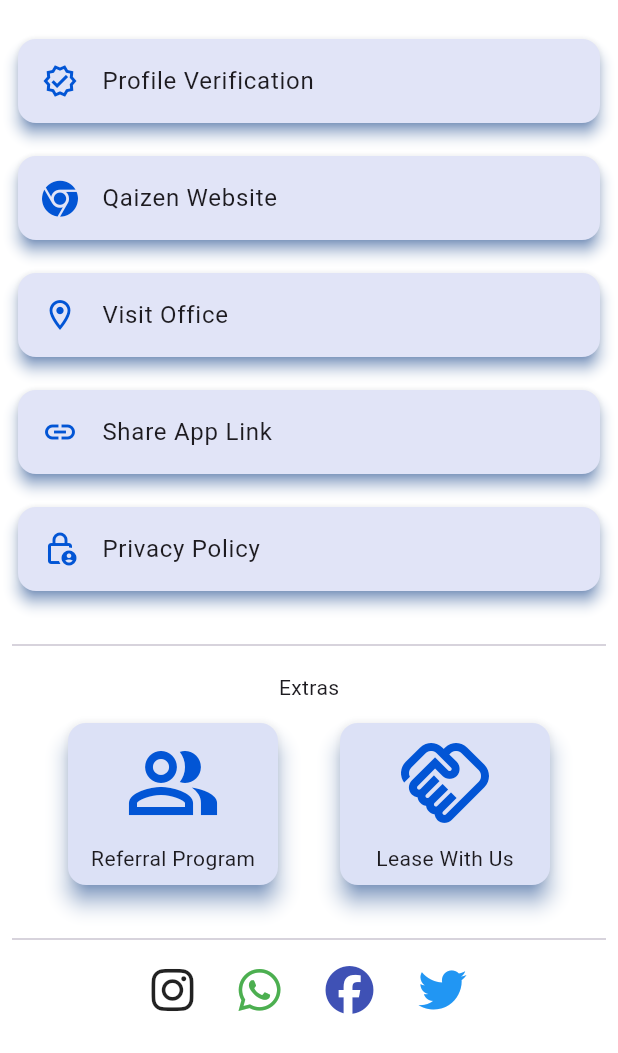
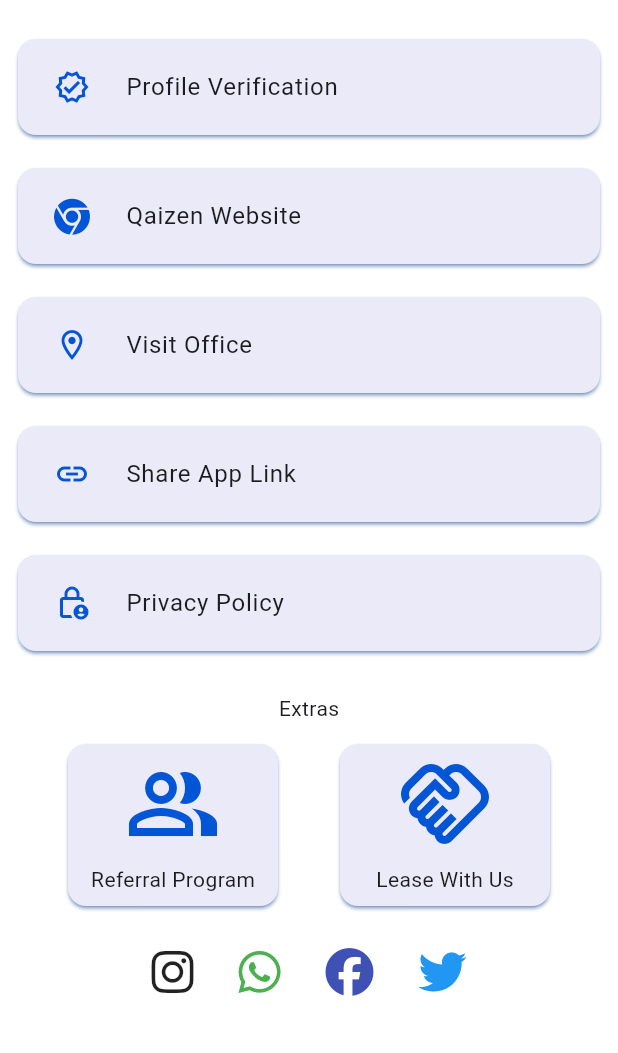
Before and after one commit to SamuelWakoli/qaizen_car_rental, a Flutter app: the MorePage widget shown alone on an empty page, opened directly, on a phone screen of 412 x 824 dp. Shown: the top 1053 px of the screen. Run offline on Flutter 3.47's test engine with Material 2 defaults, Android fonts, the phone set to English and light mode, and no system bars; our stand-ins replace cached_network_image, cloud_firestore, easy_dynamic_theme, firebase_auth, firebase_core, firebase_storage and 8 more; missing offline and left inert: bottom_bar_page_transition, firebase_ui_auth, firebase_ui_oauth_google, flutter_phone_direct_caller, location_picker_flutter_map; accounts and stored records are empty; network calls fail.

Commit message:
improved UI

```diff
--- a/lib/shared/theming.dart
+++ b/lib/shared/theming.dart
@@ -16,7 +16,7 @@ class Theming {
       indicatorColor: Constants().primaryColor(),
       visualDensity: VisualDensity.adaptivePlatformDensity,
       cardTheme: CardTheme(
-        elevation: 8,
+        elevation: 1,
         shadowColor: Constants().primaryColor(),
         surfaceTintColor: Constants().primaryColor(),
       ),
@@ -78,7 +78,7 @@ class Theming {
       indicatorColor: Constants().primaryColorDark(),
       visualDensity: VisualDensity.adaptivePlatformDensity,
       cardTheme: CardTheme(
-        elevation: 8,
+        elevation: 1,
         shadowColor: Constants().primaryColorDark(),
         surfaceTintColor: Constants().primaryColorDark(),
       ),
--- a/lib/ui/pages/more_page.dart
+++ b/lib/ui/pages/more_page.dart
@@ -20,7 +20,6 @@ class MorePage extends StatefulWidget {
 }
 
 class _MorePageState extends State<MorePage> {
-  final _topCardsElevation = 4.0, _lowCardsElevation = 6.0;
   var _iconColor = Constants().primaryColor();
 
   Future<void> _openLink(url) async {
@@ -43,10 +42,32 @@ class _MorePageState extends State<MorePage> {
 
   @override
   Widget build(BuildContext context) {
-    bool _isDarkModeOn = Theme.of(context).brightness == Brightness.dark;
+    bool isDarkModeOn = Theme.of(context).brightness == Brightness.dark;
 
-    if (_isDarkModeOn) {
+    if (isDarkModeOn) {
       _iconColor = Constants().primaryColorDark();
+    }
+
+    listItem({required icon, required String title, required onTap}) {
+      return SizedBox(
+        width: 400,
+        child: Card(
+          child: ListTile(
+            leading: Padding(
+              padding: const EdgeInsets.all(8.0),
+              child: Icon(
+                icon,
+                color: _iconColor,
+              ),
+            ),
+            title: Padding(
+              padding: const EdgeInsets.only(top: 12.0, bottom: 12.0),
+              child: Text(title),
+            ),
+            onTap: () => onTap,
+          ),
+        ),
+      );
     }
 
     return SingleChildScrollView(
@@ -56,81 +77,45 @@ class _MorePageState extends State<MorePage> {
           mainAxisAlignment: MainAxisAlignment.spaceEvenly,
           children: [
             const SizedBox(height: 14),
-            Card(
-              elevation: _topCardsElevation,
-              child: ListTile(
-                leading: Icon(
-                  Icons.verified_outlined,
-                  color: _iconColor,
-                ),
-                title: const Text('Profile Verification'),
+            listItem(
+                icon: Icons.verified_outlined,
+                title: 'Profile Verification',
                 onTap: () => dbHasData
                     ? nextPage(context: context, page: const UserProfile())
                     : nextPage(
-                        context: context, page: const VerificationPage()),
-              ),
-            ),
+                        context: context, page: const VerificationPage())),
             const SizedBox(height: 14),
-            Card(
-              elevation: _topCardsElevation,
-              child: ListTile(
-                leading: Icon(
-                  FontAwesomeIcons.chrome,
-                  color: _iconColor,
-                ),
-                title: const Text('Qaizen Website'),
-                onTap: () => _openLink('https://www.qaizen.co.ke/'),
-              ),
-            ),
+            listItem(
+                icon: FontAwesomeIcons.chrome,
+                title: 'Qaizen Website',
+                onTap: () => _openLink('https://www.qaizen.co.ke/')),
             const SizedBox(height: 14),
-            Card(
-              elevation: _topCardsElevation,
-              child: ListTile(
-                leading: Icon(
-                  Icons.location_on_outlined,
-                  color: _iconColor,
-                ),
-                title: const Text('Visit Office'),
+            listItem(
+              icon: Icons.location_on_outlined,
+              title: 'Visit Office',
               onTap: () => _openLink(
                   "https://www.google.com/maps/place/Qaizen+Car+Rentals/@-1.3084742,36.907569,17z/data=!3m1!4b1!4m5!3m4!1s0x182f13aac0a7bc05:0x431e46af05249d3e!8m2!3d-1.3084742!4d36.9097631"),
             ),
-            ),
             const SizedBox(height: 14),
-            Card(
-              elevation: _topCardsElevation,
-              child: ListTile(
-                leading: Icon(
-                  Icons.link_outlined,
-                  color: _iconColor,
-                ),
-                title: const Text('Share App Link'),
+            listItem(
+                icon: Icons.link_outlined,
+                title: 'Share App Link',
                 onTap: () async {
                   _onShareData(
                       context,
                       "https://play.google.com/store/apps/details?id=com.qaizencarrental.qaizen_car_rental",
                       'Qaizen Car Rental App Link');
-                },
-              ),
-            ),
+                }),
             const SizedBox(height: 14),
-            Card(
-              elevation: _topCardsElevation,
-              child: ListTile(
-                leading: Icon(
-                  Icons.lock_person_outlined,
-                  color: _iconColor,
-                ),
-                title: const Text('Privacy Policy'),
+            listItem(
+                icon: Icons.lock_person_outlined,
+                title: 'Privacy Policy',
                 onTap: () {
                   setState(() {
                     nextPage(context: context, page: const PrivacyPolicyPage());
                   });
-                },
-              ),
-            ),
+                }),
             const SizedBox(height: 24),
-            const Divider(),
-            const SizedBox(height: 10),
             const Center(child: Text('Extras')),
             const SizedBox(height: 10),
             Center(
@@ -141,7 +126,6 @@ class _MorePageState extends State<MorePage> {
                       onTap: () => nextPage(
                           context: context, page: const ReferralProgramPage()),
                       child: Card(
-                          elevation: _lowCardsElevation,
                           child: ConstrainedBox(
                         constraints: const BoxConstraints(minWidth: 140),
                         child: Column(
@@ -156,8 +140,8 @@ class _MorePageState extends State<MorePage> {
                               ),
                             ),
                             const Padding(
-                                  padding: EdgeInsets.only(
-                                      left: 8, right: 8, bottom: 8),
+                              padding:
+                                  EdgeInsets.only(left: 8, right: 8, bottom: 8),
                               child: Text('Referral Program'),
                             )
                           ],
@@ -168,7 +152,6 @@ class _MorePageState extends State<MorePage> {
                       onTap: () =>
                           nextPage(context: context, page: const LeasePage()),
                       child: Card(
-                          elevation: _lowCardsElevation,
                           child: ConstrainedBox(
                         constraints: const BoxConstraints(minWidth: 140),
                         child: Column(
@@ -183,8 +166,8 @@ class _MorePageState extends State<MorePage> {
                               ),
                             ),
                             const Padding(
-                                  padding: EdgeInsets.only(
-                                      left: 8, right: 8, bottom: 8),
+                              padding:
+                                  EdgeInsets.only(left: 8, right: 8, bottom: 8),
                               child: Text('Lease With Us'),
                             )
                           ],
@@ -194,8 +177,6 @@ class _MorePageState extends State<MorePage> {
                   ]),
             ),
             const SizedBox(height: 24),
-            const Divider(),
-            const SizedBox(height: 10),
             Row(
               mainAxisAlignment: MainAxisAlignment.center,
               children: [
--- a/lib/ui/widgets/widgets.dart
+++ b/lib/ui/widgets/widgets.dart
@@ -43,10 +43,6 @@ void showSnackbar(
         message,
       ),
       duration: Duration(seconds: duration),
-      action: SnackBarAction(
-        label: "OK",
-        onPressed: () => Navigator.pop(context),
-      ),
     ),
   );
 }
```
Also changed, not shown: lib/ui/pages/report_issue.dart (+82 -76 lines), lib/ui/widgets/vehicle_cards.dart (+51 -54 lines). Lines whose indentation alone changed are shown as unchanged.
